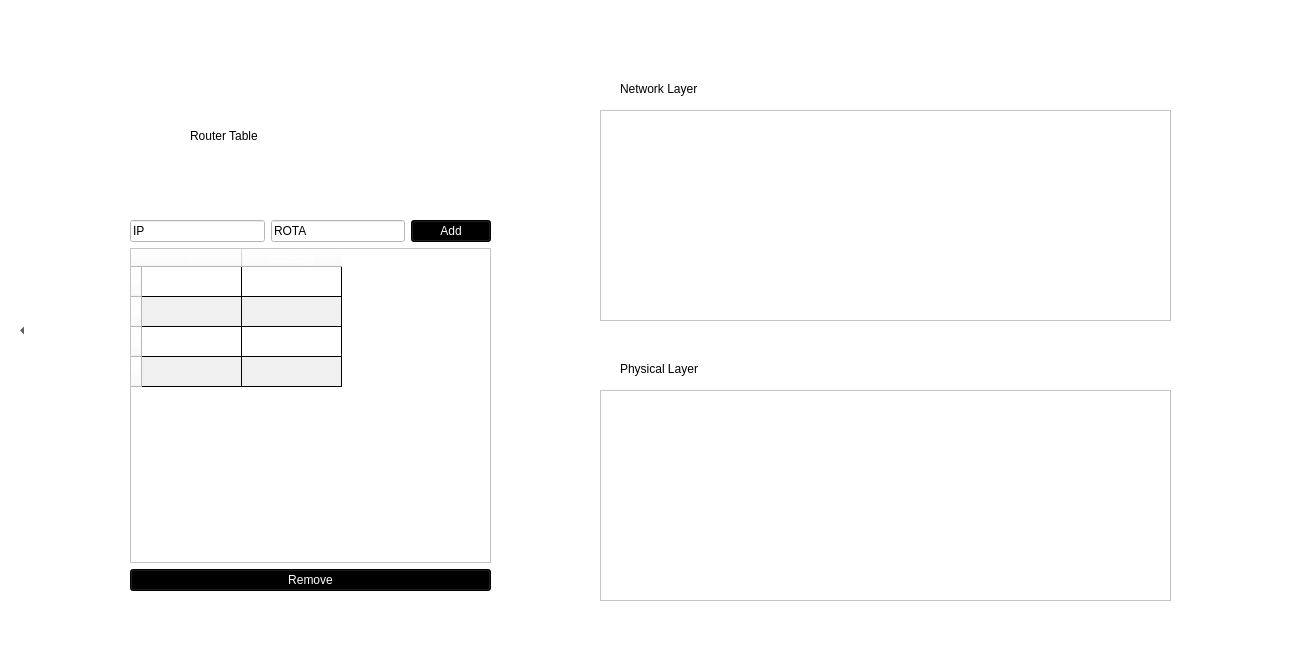
Before: the Qt Designer form NEW/router.ui in thaisdb/TCC, drawn with Qt 5.
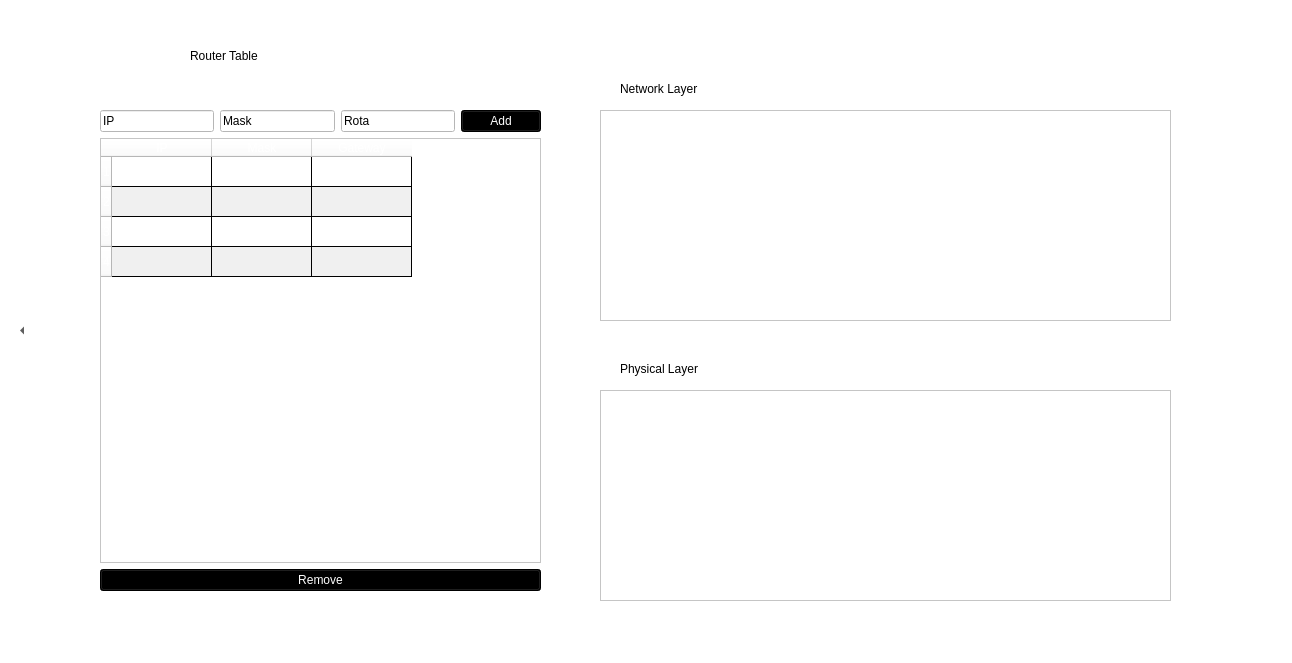
After: the same form once the commit is applied.

What changed in the file:
```diff
--- a/NEW/router.ui
+++ b/NEW/router.ui
@@ -37,10 +37,10 @@
   <widget class="QWidget" name="verticalLayoutWidget">
    <property name="geometry">
     <rect>
-     <x>130</x>
-     <y>220</y>
-     <width>361</width>
-     <height>371</height>
+     <x>100</x>
+     <y>110</y>
+     <width>441</width>
+     <height>481</height>
     </rect>
    </property>
    <layout class="QVBoxLayout" name="verticalLayout">
@@ -53,10 +53,17 @@
         </property>
        </widget>
       </item>
+      <item>
+       <widget class="QLineEdit" name="lineEdit">
+        <property name="text">
+         <string>Mask</string>
+        </property>
+       </widget>
+      </item>
       <item>
        <widget class="QLineEdit" name="routeLine">
         <property name="text">
-         <string>ROTA</string>
+         <string>Rota</string>
         </property>
        </widget>
       </item>
@@ -105,7 +112,7 @@
        <number>4</number>
       </property>
       <property name="columnCount">
-       <number>2</number>
+       <number>3</number>
       </property>
       <attribute name="horizontalHeaderVisible">
        <bool>true</bool>
@@ -146,6 +153,11 @@
         </font>
        </property>
       </column>
+      <column>
+       <property name="text">
+        <string>Mask</string>
+       </property>
+      </column>
       <column>
        <property name="text">
         <string>Gateway</string>
@@ -176,7 +188,7 @@
    <property name="geometry">
     <rect>
      <x>190</x>
-     <y>120</y>
+     <y>40</y>
      <width>241</width>
      <height>31</height>
     </rect>
```
